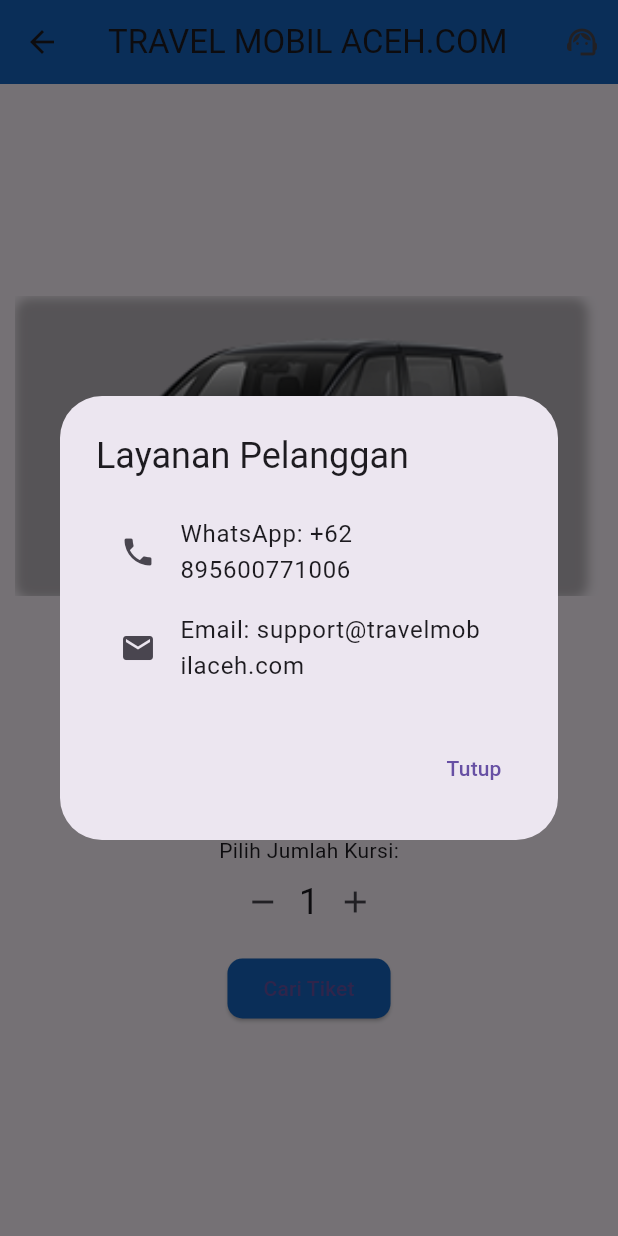
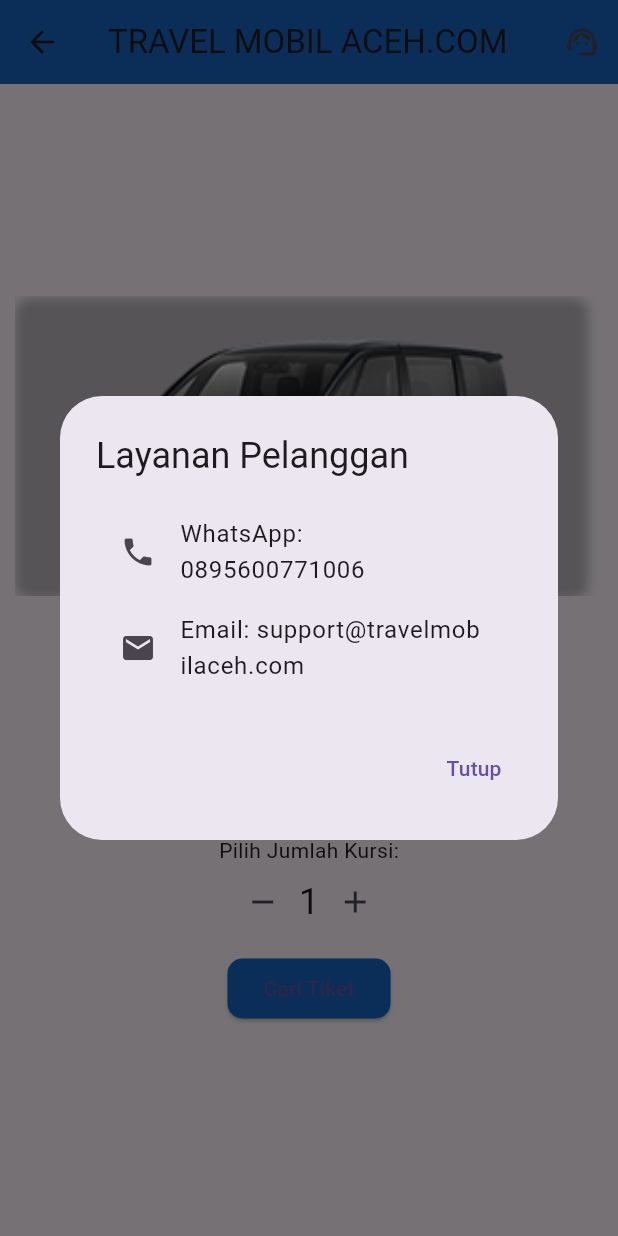
Before and after one commit to TEUNGKU-ZULKIFLI/ACEH_TICKET_TRAVEL_CAR, a Flutter app: the HomeScreen screen opened directly, after a tap on the "support agent" icon, on a phone screen of 412 x 824 dp. Run offline on Flutter 3.47's test engine with Material 3 defaults, Android fonts, the phone set to English and light mode, and no system bars.

Commit message:
yusuf mengedit page home screen.dart

```diff
--- a/lib/home_screen.dart
+++ b/lib/home_screen.dart
@@ -74,8 +74,8 @@ class _HomeScreenState extends State<HomeScreen> {
             children: [
               ListTile(
                 leading: Icon(Icons.phone),
-                title: Text('WhatsApp: +62 895600771006'),
-                onTap: () => bukaWhatsApp('+62 895600771006'),
+                title: Text('WhatsApp: 0895600771006'),
+                onTap: () => bukaWhatsApp('0895600771006'),
               ),
               ListTile(
                 leading: Icon(Icons.email),
```
